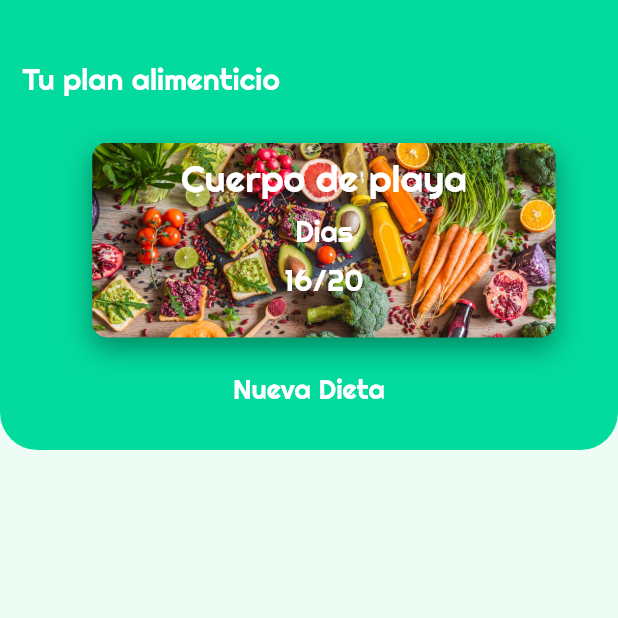
After one commit to Memo28/Healthy-Life, a Flutter app: the MainDiet screen opened directly, on a phone screen of 412 x 824 dp, the top half of it. The commit adds this screen. Run offline on Flutter 3.47's test engine with Material 2 defaults, Android fonts, the phone set to English and light mode, and no system bars.

Commit message:
Screen for diets and gradient

```diff
--- /dev/null
+++ b/healthy_life/lib/diet_page/diet_card.dart
@@ -0,0 +1,52 @@
+import 'package:flutter/material.dart';
+import 'package:healthy_life/workout_page/text_format.dart';
+
+class DietCard extends StatefulWidget{
+  @override
+  State<StatefulWidget> createState() {
+    // TODO: implement createState
+    return _DietCard();
+  }
+
+}
+
+class _DietCard extends State<DietCard>{
+
+  final pathImage = 'assets/images/diet.jpg';
+
+  @override
+  Widget build(BuildContext context) {
+    final card = Container(
+      height: 130,
+      margin: EdgeInsets.only(top: 20.0, left: 20.0),
+      width: MediaQuery.of(context).size.width  * 0.75,
+      decoration: BoxDecoration(
+          image: DecorationImage(
+            fit: BoxFit.cover,
+            image: AssetImage(pathImage),
+          ),
+          borderRadius: BorderRadius.all(Radius.circular(10.0)),
+          shape: BoxShape.rectangle,
+          boxShadow: <BoxShadow>[
+            BoxShadow(
+                color: Colors.black38,
+                blurRadius: 15.0,
+                offset: Offset(0.0, 7.0)
+            )
+          ]
+      ),
+      child: Column(
+        crossAxisAlignment: CrossAxisAlignment.center,
+        children: <Widget>[
+          TextFormat("Cuerpo de playa", 25.0, 0),
+          TextFormat("Dias", 19.0, 0),
+          TextFormat("16/20", 20.0, 0)
+        ],
+      ),
+    );
+
+    // TODO: implement build
+    return card;
+  }
+
+}
--- /dev/null
+++ b/healthy_life/lib/diet_page/main_diet.dart
@@ -0,0 +1,95 @@
+import 'package:flutter/material.dart';
+import 'diet_card.dart';
+
+class MainDiet extends StatefulWidget{
+  @override
+  State<StatefulWidget> createState() {
+    // TODO: implement createState
+    return _MainDiet();
+  }
+
+}
+
+class _MainDiet extends State<MainDiet>{
+  @override
+  Widget build(BuildContext context) {
+    // TODO: implement build
+
+    String title = "Tu plan alimenticio";
+
+//    Future goToCreateWorkout (context) async {
+//      Navigator.push(context, MaterialPageRoute(builder: (context) => CreateWorkout()));
+//    }
+
+    final gradient = Container(
+        height: 300.0,
+        alignment: Alignment(-0.85, -0.5),
+        decoration: BoxDecoration(
+            borderRadius: BorderRadius.only(bottomLeft: Radius.circular(25), bottomRight: Radius.circular(25)),
+            gradient: LinearGradient(
+                colors: [
+                  Color(0xFF03DA9E),
+                  Color(0xFF03DA9E)
+                ],
+                begin: FractionalOffset(0.2,0.0),
+                end: FractionalOffset(1.0, 0.6),
+                stops: [0.0,0.6],
+                tileMode: TileMode.clamp
+            )
+        ),
+        child: Column(
+          crossAxisAlignment: CrossAxisAlignment.start,
+          children: <Widget>[
+            Padding(
+              padding: const EdgeInsets.only(top:40.0, left: 15, bottom: 10),
+              child: Text(
+                title,
+                style: TextStyle(
+                  color: Colors.white,
+                  fontSize: 20.0,
+                  fontFamily: "Righteous",
+                ),
+              ),
+            ),
+            Align(
+                alignment: Alignment.center,
+                child: DietCard(),
+            ),
+            Align(
+                alignment: Alignment.center,
+                child: Container(
+                  margin: EdgeInsets.all(10),
+                  child: FlatButton(
+                    onPressed: (){
+//                      goToCreateWorkout(context);
+                    },
+                    child: Padding(
+                      padding: const EdgeInsets.all(8.0),
+                      child: Text(
+                        "Nueva Dieta",
+                        style: TextStyle(
+                            color: Colors.white,
+                            fontSize: 18,
+                            fontFamily: "Righteous"
+                        ),
+                      ),
+                    ),
+                  ),
+                )
+            ),
+          ],
+        )
+    );
+
+    return Scaffold(
+        backgroundColor: Theme.of(context).backgroundColor,
+        body: Stack(
+          children: <Widget>[
+            Container(),
+            gradient,
+          ],
+        )
+    );;
+  }
+
+}
--- a/healthy_life/lib/main_screen.dart
+++ b/healthy_life/lib/main_screen.dart
@@ -1,5 +1,6 @@
 import 'package:flutter/material.dart';
 import 'workout_page/main_workout.dart';
+import 'diet_page/main_diet.dart';
 
 class MainScreen extends StatefulWidget{
 
@@ -15,7 +16,7 @@ class _MainScreen extends State<MainScreen>{
   int indexTap = 1;
 
   final List<Widget> screenList = [
-    MainWorkout(),
+    MainDiet(),
     MainWorkout(),
     MainWorkout()
   ];
```
Also changed, not shown: healthy_life/assets/images/diet.jpg (added).
